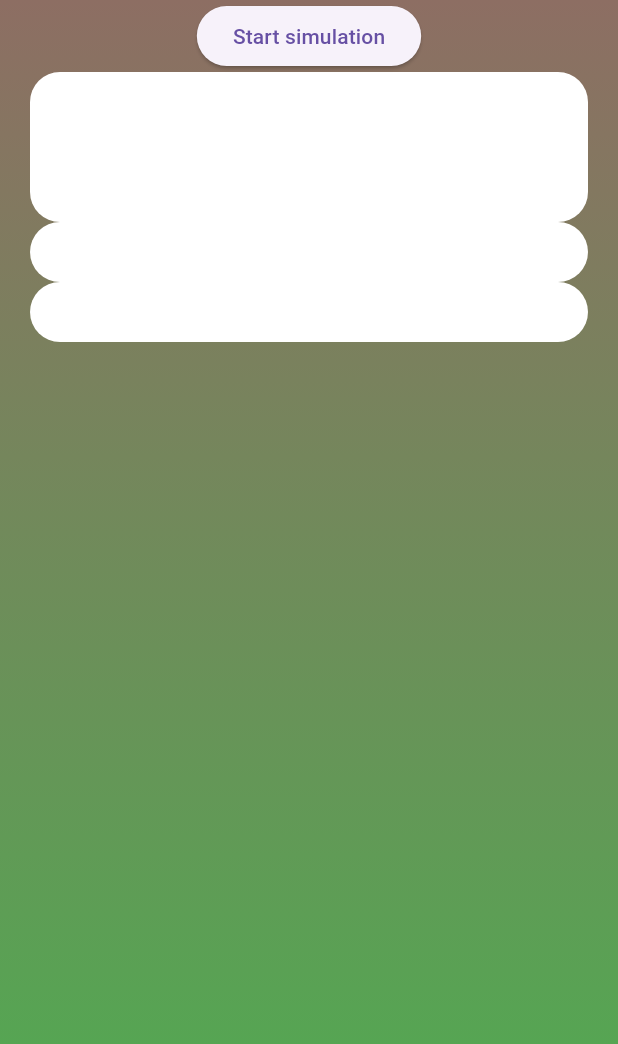
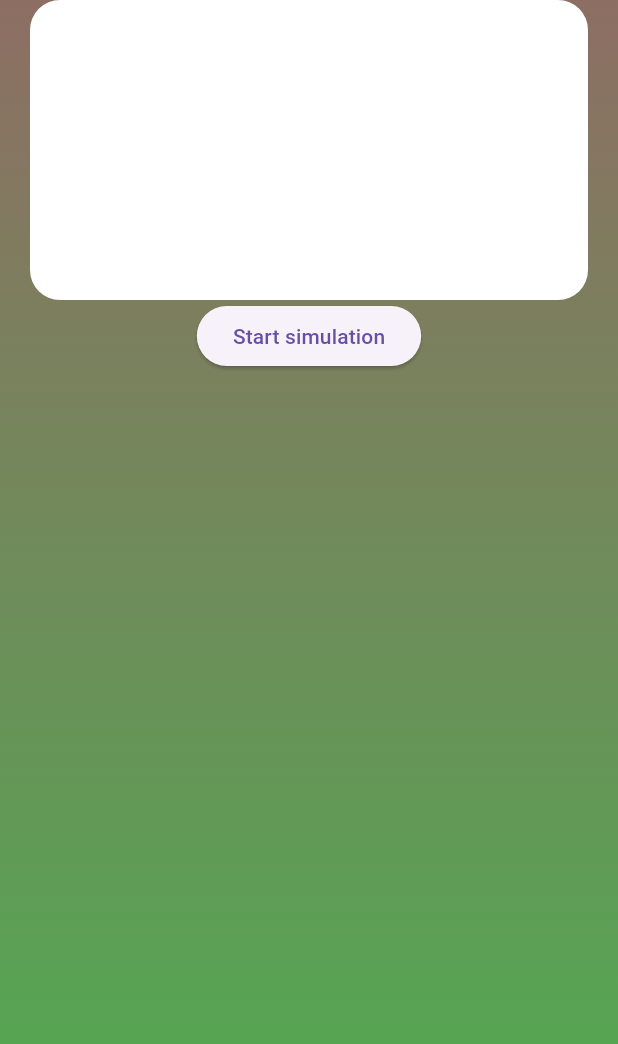
Before and after one commit to jamesbUOB/Brishack, a Flutter app: the Introduction screen opened directly, on a phone screen of 412 x 824 dp. Shown: the top 1044 px of the screen. Run offline on Flutter 3.47's test engine with Material 3 defaults, Android fonts, the phone set to English and light mode, and no system bars; our stand-ins replace animated_text_kit, socket_io_client; network calls fail.

Commit message:
intro page box added

```diff
--- a/app/lib/screens/introduction.dart
+++ b/app/lib/screens/introduction.dart
@@ -73,7 +73,16 @@ class _IntroductionState extends State<Introduction> {
         ),
         child: CustomScrollView(
           slivers: [
-            SliverToBoxAdapter(
+            SliverToBoxAdapter(child: Padding(
+                padding: const EdgeInsets.symmetric(horizontal: 20.0),
+                child: Container(
+                  decoration: BoxDecoration(
+                    color: Colors.white,
+                    borderRadius: BorderRadius.circular(20),
+                  ),
+                  padding: EdgeInsets.all(20),
+                  height: 200,))),
+                  SliverToBoxAdapter(
               child: Center( // Wrap button in Center for better layout
                 child: ElevatedButton(
                   onPressed: () {
@@ -83,31 +92,6 @@ class _IntroductionState extends State<Introduction> {
                 ),
               ),
             ),
-            SliverToBoxAdapter(child: Padding(
-                padding: const EdgeInsets.symmetric(horizontal: 20.0),
-                child: Container(
-                  decoration: BoxDecoration(
-                    color: Colors.white,
-                    borderRadius: BorderRadius.circular(20),
-                  ),
-                  padding: EdgeInsets.all(20),
-                  height: 100,))),
-                  SliverToBoxAdapter(child: Padding(
-                padding: const EdgeInsets.symmetric(horizontal: 20.0),
-                child: Container(
-                  decoration: BoxDecoration(
-                    color: Colors.white,
-                    borderRadius: BorderRadius.circular(20),
-                  ),
-                  padding: EdgeInsets.all(20),))),
-                  SliverToBoxAdapter(child: Padding(
-                padding: const EdgeInsets.symmetric(horizontal: 20.0),
-                child: Container(
-                  decoration: BoxDecoration(
-                    color: Colors.white,
-                    borderRadius: BorderRadius.circular(20),
-                  ),
-                  padding: EdgeInsets.all(20),)))
           ],
         ),
       ),
```
